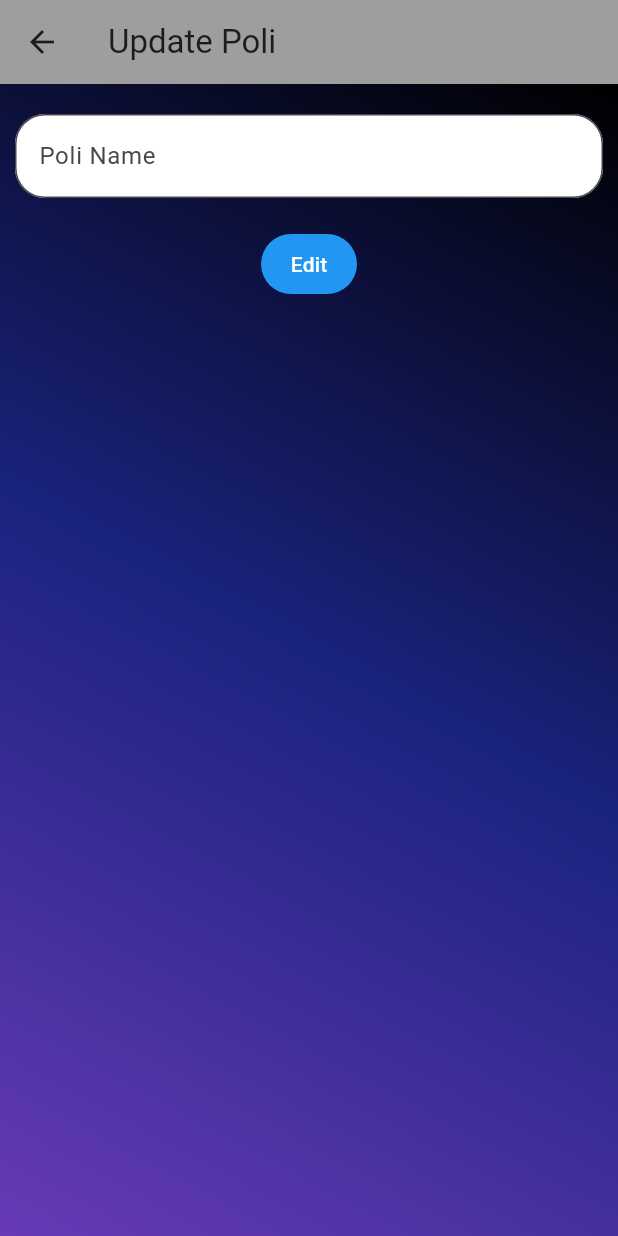
After one commit to ShinDSR/007_Aplikasi-manajemen-jadwal-kerja-dokter, a Flutter app: the EditPoli screen opened directly, on a phone screen of 412 x 824 dp. The commit adds this screen. Run offline on Flutter 3.47's test engine with Material 2 defaults, Android fonts, the phone set to English and light mode, and no system bars; our stand-ins replace cloud_firestore; accounts and stored records are empty.

Commit message:
Add edit_poli view

```diff
--- /dev/null
+++ b/lib/view/poli/edit_poli.dart
@@ -0,0 +1,98 @@
+import 'package:flutter/material.dart';
+import 'package:jadwal_piket_dokter/view/poli/poli.dart';
+
+import '../../controller/poli_controller.dart';
+import '../../model/poli_model.dart';
+
+class EditPoli extends StatefulWidget {
+  const EditPoli({
+    Key? key,
+    this.id,
+    this.poliname,
+  }) : super(key: key);
+
+  final String? id;
+  final String? poliname;
+
+  @override
+  State<EditPoli> createState() => _EditPoliState();
+}
+
+class _EditPoliState extends State<EditPoli> {
+  var poliController = PoliController();
+  final formkey = GlobalKey<FormState>();
+  String? temppoliname;
+
+  @override
+  Widget build(BuildContext context) {
+    return Scaffold(
+      appBar: AppBar(
+        title: const Text('Update Poli'),
+        backgroundColor: Colors.grey,
+      ),
+      body: Container(
+        decoration: const BoxDecoration(
+          gradient: LinearGradient(
+            begin: Alignment.topRight,
+            end: Alignment.bottomLeft,
+            colors: [
+              Color(0xFF000000),
+              Color(0xFF1A237E),
+              Color(0xFF673AB7),
+            ],
+          ),
+        ),
+        child: Padding(
+          padding: const EdgeInsets.all(10),
+          child: Form(
+            key: formkey,
+            child: Column(
+              children: [
+                const SizedBox(height: 10),
+                TextFormField(
+                  decoration: InputDecoration(
+                    hintText: 'Poli Name',
+                    border: OutlineInputBorder(
+                          borderRadius: BorderRadius.circular(20),
+                        ),
+                        filled: true,
+                        fillColor: Colors.white
+                  ),
+                  onSaved: (value) {
+                    temppoliname = value;
+                  },
+                  initialValue: widget.poliname,
+                ),
+                const SizedBox(height: 20),
+                TextButton(
+                    style: ButtonStyle(
+                        backgroundColor: MaterialStateProperty.all(Colors.blue),
+                        foregroundColor: MaterialStateProperty.all(Colors.white)
+                        ),
+                    onPressed: () {
+                      if (formkey.currentState!.validate()) {
+                        formkey.currentState!.save();
+                        PoliModel pm = PoliModel(
+                            id: widget.id,
+                            poliname: temppoliname!.toString(),);
+                        poliController.EditPoli(pm);
+                        ScaffoldMessenger.of(context).showSnackBar(
+                            const SnackBar(content: Text('Poli Changed')));
+
+                        Navigator.pushReplacement(
+                          context,
+                          MaterialPageRoute(
+                            builder: (context) => const Poli(),
+                          ),
+                        );
+                      }
+                    },
+                    child: Text('Edit'))
+              ],
+            ),
+          ),
+        )
+      ),
+    );
+  }
+}
--- a/lib/view/poli/poli.dart
+++ b/lib/view/poli/poli.dart
@@ -3,6 +3,7 @@ import 'package:flutter/material.dart';
 
 import '../../controller/poli_controller.dart';
 import 'add_poli.dart';
+import 'edit_poli.dart';
 
 class Poli extends StatefulWidget {
   const Poli({super.key});
@@ -82,16 +83,16 @@ class _PoliState extends State<Poli> {
                                       IconButton(
                                         icon: const Icon(Icons.edit),
                                         onPressed: () {
-                                          // Navigator.push(
-                                          //   context,
-                                          //   MaterialPageRoute(
-                                          //     builder: (context) => EditPoli(
-                                          //       id: data[index]['id'],
-                                          //       poliname: data[index]
-                                          //           ['poliname'],
-                                          //     ),
-                                          //   ),
-                                          // );
+                                          Navigator.push(
+                                            context,
+                                            MaterialPageRoute(
+                                              builder: (context) => EditPoli(
+                                                id: data[index]['id'],
+                                                poliname: data[index]
+                                                    ['poliname'],
+                                              ),
+                                            ),
+                                          );
                                         },
                                       ),
                                       IconButton(
```
